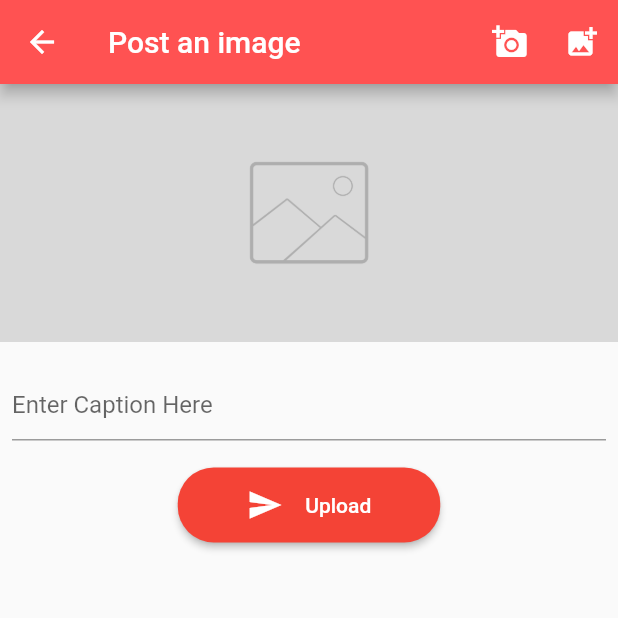
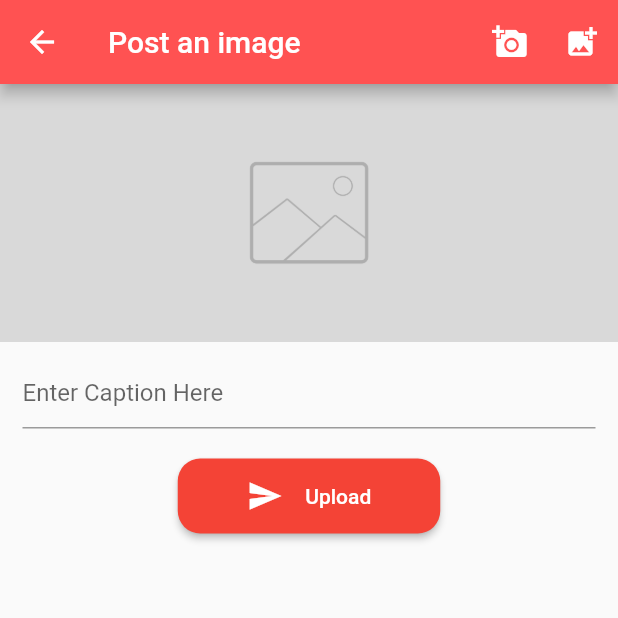
Before and after one commit to charusat-gdsc/Building-UI-with-Flutter, a Flutter app: the HomeScreen screen opened directly, item 2 of the bottom bar chosen, after a tap on the "camera" icon, on a phone screen of 412 x 824 dp, the top half of it. Run offline on Flutter 3.47's test engine with Material 2 defaults, Android fonts, the phone set to English and light mode, and no system bars; our stand-ins replace image_cropper, image_picker; missing offline and left inert: sign_button; network calls fail.

Commit message:
Small UI changes

```diff
--- a/lib/Screens/FeedPage.dart
+++ b/lib/Screens/FeedPage.dart
@@ -11,7 +11,7 @@ class _FeedPageState extends State<FeedPage> {
     return Container(
       child: RefreshIndicator(
           child: ListView.builder(
-            itemCount: 3,
+            itemCount: 1,
             itemBuilder: (BuildContext context, i) {
               return Container(
                 decoration: BoxDecoration(
@@ -29,13 +29,16 @@ class _FeedPageState extends State<FeedPage> {
                   vertical: 10,
                 ),
                 margin: EdgeInsets.symmetric(
-                  horizontal: 5,
-                  vertical: 5,
+                  horizontal: 10,
+                  vertical: 10,
                 ),
                 child: Column(
                   crossAxisAlignment: CrossAxisAlignment.start,
                   children: [
-                    Text('Binod'),
+                    Text('Kokilaben',
+                        style: TextStyle(
+                          fontSize: 24,
+                        )),
                     SizedBox(
                       height: 5,
                     ),
@@ -44,11 +47,19 @@ class _FeedPageState extends State<FeedPage> {
                         child: Container(
                           height: 300,
                           color: Colors.cyan,
+                          child: const Image(
+                            image: NetworkImage(
+                                'https://m.hindustantimes.com/rf/image_size_444x250/HT/p2/2020/08/24/Pictures/_2679ee8c-e5bd-11ea-afd3-94cd0f514a98.png'),
+                            fit: BoxFit.cover,
+                          ),
                         )),
                     SizedBox(
                       height: 5,
                     ),
-                    Text('Caption')
+                    Text('Rasode mein kaun tha?',
+                        style: TextStyle(
+                          fontSize: 22,
+                        )),
                   ],
                 ),
               );
--- a/lib/Screens/PostImage.dart
+++ b/lib/Screens/PostImage.dart
@@ -54,8 +54,7 @@ class _PostImageScreenState extends State<PostImageScreen> {
           )
         ],
       ),
-      body: Container(
-        child: SingleChildScrollView(
+      body: SingleChildScrollView(
         child: Column(
           children: [
             _image != null
@@ -63,27 +62,22 @@ class _PostImageScreenState extends State<PostImageScreen> {
                 : Image(
                     image: AssetImage('assets/placeholder.png'),
                   ),
-              SizedBox(
-                height: 10,
-              ),
             Padding(
-                padding: EdgeInsets.all(8),
+              padding: EdgeInsets.symmetric(vertical: 10, horizontal: 15),
               child: TextField(
                 controller: _captionController,
                 decoration: InputDecoration(hintText: 'Enter Caption Here'),
               ),
             ),
-              SizedBox(
-                height: 10,
-              ),
             Container(
               height: 50,
               width: 175,
+              margin: EdgeInsets.symmetric(vertical: 10),
               child: RaisedButton(
                 onPressed: () {},
                 color: Colors.red,
                 shape: RoundedRectangleBorder(
-                      borderRadius: BorderRadius.circular(24)),
+                    borderRadius: BorderRadius.circular(15)),
                 splashColor: Colors.blueAccent,
                 child: Row(
                   mainAxisAlignment: MainAxisAlignment.center,
@@ -106,7 +100,6 @@ class _PostImageScreenState extends State<PostImageScreen> {
           ],
         ),
       ),
-      ),
     );
   }
 }
--- a/lib/Screens/ProfilePage.dart
+++ b/lib/Screens/ProfilePage.dart
@@ -8,54 +8,52 @@ class ProfilePage extends StatefulWidget {
 class _ProfilePageState extends State<ProfilePage> {
   @override
   Widget build(BuildContext context) {
-    return Column(
+    return Center(
+        child: Column(
       crossAxisAlignment: CrossAxisAlignment.center,
       children: [
-        SizedBox(
-          height: 75,
-          width: double.infinity,
-        ),
-        CircleAvatar(
+        Container(
+          margin: EdgeInsets.symmetric(vertical: 20),
+          child: CircleAvatar(
             radius: 75,
             foregroundColor: Colors.cyan,
-        ),
-        SizedBox(
-          height: 40,
-        ),
-        Text('Binod Tharu',
-        style: TextStyle(
-          fontSize: 32,
-          fontWeight: FontWeight.bold
+            backgroundImage: NetworkImage(
+                'https://i.ndtvimg.com/i/2017-12/taarak-mehta_650x400_71512112548.jpg'),
           ),
         ),
-        SizedBox(height: 250,),
+        Text(
+          'Jethalal',
+          style: TextStyle(fontSize: 32, fontWeight: FontWeight.bold),
+        ),
         Container(
           height: 50,
           width: 175,
-          child: RaisedButton(onPressed: (){},
+          margin: EdgeInsets.symmetric(vertical: 20),
+          child: RaisedButton(
+            onPressed: () {},
             color: Colors.red,
-          shape: RoundedRectangleBorder(
-            borderRadius: BorderRadius.circular(24)
-          ),
+            shape:
+                RoundedRectangleBorder(borderRadius: BorderRadius.circular(15)),
             splashColor: Colors.blueAccent,
             child: Row(
               mainAxisAlignment: MainAxisAlignment.center,
               children: [
-              Icon(Icons.power_settings_new, color: Colors.white,),
+                Icon(
+                  Icons.power_settings_new,
+                  color: Colors.white,
+                ),
                 SizedBox(
                   width: 15,
                 ),
-              Text('Logout',
-              style: TextStyle(
-                color: Colors.white
-              ),)
+                Text(
+                  'Logout',
+                  style: TextStyle(color: Colors.white),
+                )
               ],
             ),
           ),
         )
-
       ],
-
-    );
+    ));
   }
 }
```
Also changed, not shown: auth.dart (added, +27 -0 lines), feed.dart (added, +71 -0 lines), pubspec.lock. Lines whose indentation alone changed are shown as unchanged.
